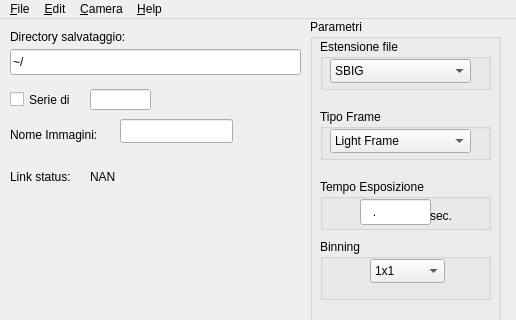
Qt form mainwindow.ui (algebrato/PenguinSBIG) before a commit; both pictures show x 0 to 516 and y 0 to 320 of the 516 by 465 pixel window.
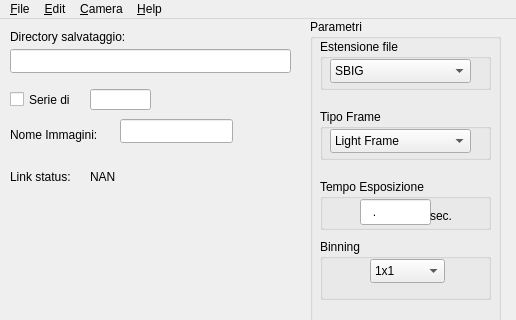
The same form after that commit.

What changed in the file:
```diff
--- a/mainwindow.ui
+++ b/mainwindow.ui
@@ -345,34 +345,6 @@
       <height>24</height>
      </rect>
     </property>
-   </widget>
-   <widget class="QLineEdit" name="linePath">
-    <property name="geometry">
-     <rect>
-      <x>10</x>
-      <y>30</y>
-      <width>291</width>
-      <height>26</height>
-     </rect>
-    </property>
-    <property name="maximumSize">
-     <size>
-      <width>32767</width>
-      <height>32767</height>
-     </size>
-    </property>
-    <property name="sizeIncrement">
-     <size>
-      <width>0</width>
-      <height>0</height>
-     </size>
-    </property>
-    <property name="inputMask">
-     <string/>
-    </property>
-    <property name="text">
-     <string>~/</string>
-    </property>
     <property name="maxLength">
      <number>100</number>
     </property>
@@ -403,6 +375,35 @@
      <string>NAN</string>
     </property>
    </widget>
+   <widget class="QLabel" name="label_imm">
+    <property name="geometry">
+     <rect>
+      <x>30</x>
+      <y>180</y>
+      <width>261</width>
+      <height>211</height>
+     </rect>
+    </property>
+    <property name="text">
+     <string/>
+    </property>
+   </widget>
+   <widget class="QLineEdit" name="linePath">
+    <property name="geometry">
+     <rect>
+      <x>10</x>
+      <y>30</y>
+      <width>281</width>
+      <height>24</height>
+     </rect>
+    </property>
+    <property name="text">
+     <string/>
+    </property>
+    <property name="maxLength">
+     <number>32773</number>
+    </property>
+   </widget>
   </widget>
   <widget class="QMenuBar" name="menuBar">
    <property name="geometry">
```
Left out of the diff: 2 changed lines with no effect on the pictures.
